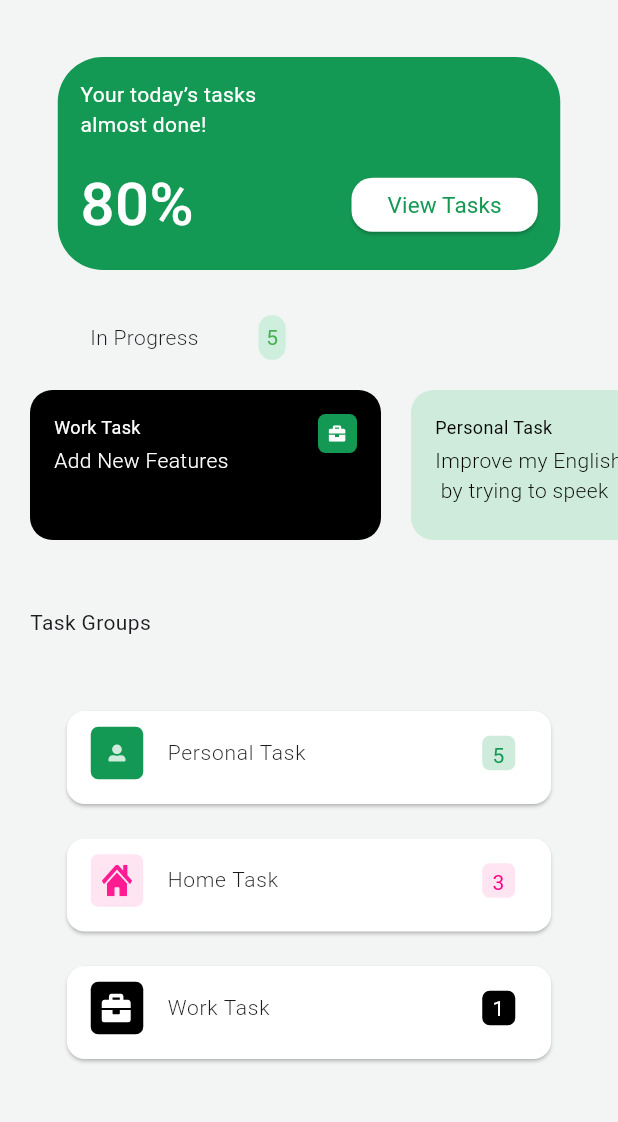
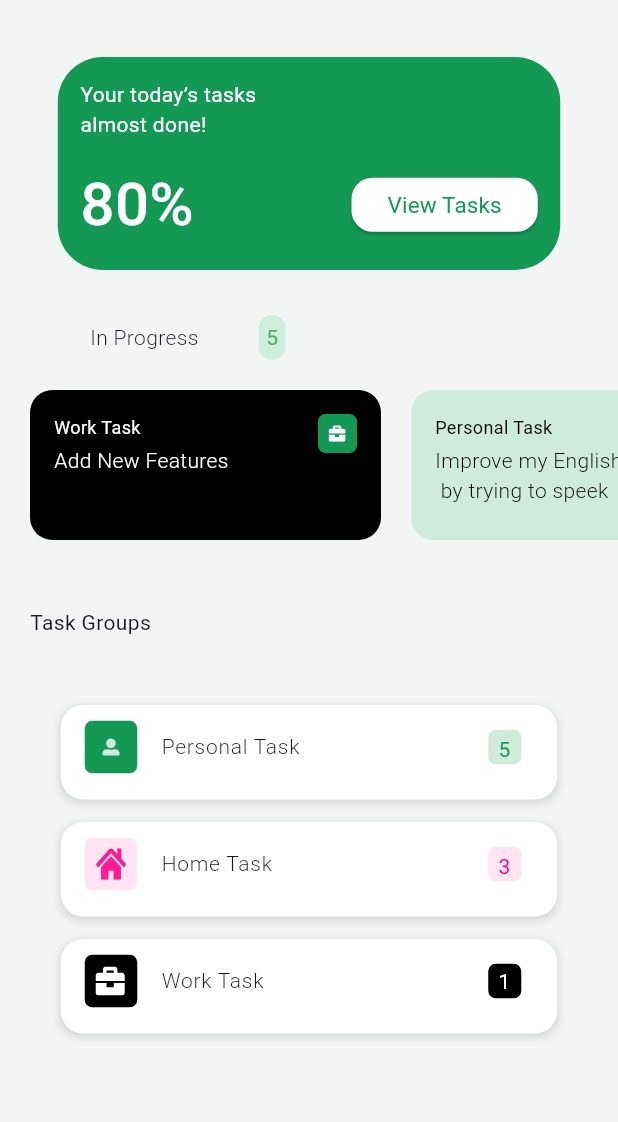
Before and after one commit to Ahmed-Ayman89/test-nti, a Flutter app: the HomeScreen screen opened directly, on a phone screen of 412 x 824 dp, the part 72-1194 px from its top. Run offline on Flutter 3.47's test engine with Material 3 defaults, Android fonts, the phone set to English and light mode, and no system bars; our stand-ins replace flutter_svg; Roboto replaces fonts that are missing (Lexend Deca).

Commit message:
new Widget

```diff
--- a/flutter_application_1/lib/Summary/option_Tail.dart
+++ b/flutter_application_1/lib/Summary/option_Tail.dart
@@ -8,21 +8,33 @@ class OptionTile extends StatelessWidget {
     required this.icon,
     required this.title,
     required this.trailing,
-    this.onTap,
+    required this.onTap,
   });
-  final VoidCallback? onTap;
+
   final Widget icon;
   final String title;
   final Widget trailing;
+  final VoidCallback onTap;
+
   @override
   Widget build(BuildContext context) {
     return InkWell(
       onTap: onTap,
-      child: SizedBox(
+      child: Container(
         width: 331,
-        height: 70,
-        child: Card(
+        height: 63,
+        decoration: BoxDecoration(
           color: Colors.white,
+          borderRadius: BorderRadius.circular(15),
+          boxShadow: [
+            BoxShadow(
+              color: Colors.black12,
+              blurRadius: 4,
+              spreadRadius: 1,
+              offset: Offset(0, 2),
+            ),
+          ],
+        ),
         child: ListTile(
           leading: icon,
           title: Text(
@@ -30,11 +42,10 @@ class OptionTile extends StatelessWidget {
             style: TextStyle(
               fontFamily: AppAssets.font,
               fontSize: 14,
-                  fontWeight: FontWeight.w300),
+              fontWeight: FontWeight.w300,
+            ),
           ),
           trailing: trailing,
-            onTap: () {},
-          ),
         ),
       ),
     );
--- a/flutter_application_1/lib/screens/Home_Screen.dart
+++ b/flutter_application_1/lib/screens/Home_Screen.dart
@@ -238,6 +238,7 @@ class HomeScreen extends StatelessWidget {
                   textAlign: TextAlign.center,
                 ),
               ),
+              onTap: () {},
             ),
             SizedBox(
               height: 15,
@@ -270,6 +271,7 @@ class HomeScreen extends StatelessWidget {
                         fontFamily: AppAssets.font),
                     textAlign: TextAlign.center,
                   )),
+              onTap: () {},
             ),
             SizedBox(
               height: 15,
@@ -302,6 +304,7 @@ class HomeScreen extends StatelessWidget {
                         fontFamily: AppAssets.font),
                     textAlign: TextAlign.center),
               ),
+              onTap: () {},
             ),
           ],
         ),
--- a/flutter_application_1/lib/screens/let_Start.dart
+++ b/flutter_application_1/lib/screens/let_Start.dart
@@ -1,9 +1,7 @@
 import 'package:flutter/material.dart';
 import 'package:flutter_application_1/screens/profile_Screen.dart';
-
 import '../Summary/Custom_Button.dart';
 import '../componant/App_Assets.dart';
-import 'empty_page.dart';
 
 class LetStart extends StatelessWidget {
   const LetStart({super.key});
```
Also changed, not shown: flutter_application_1/lib/screens/Sitting_Screen.dart (+10 -4 lines), flutter_application_1/lib/screens/edit_page.dart (+10 -5 lines). Lines whose indentation alone changed are shown as unchanged.
